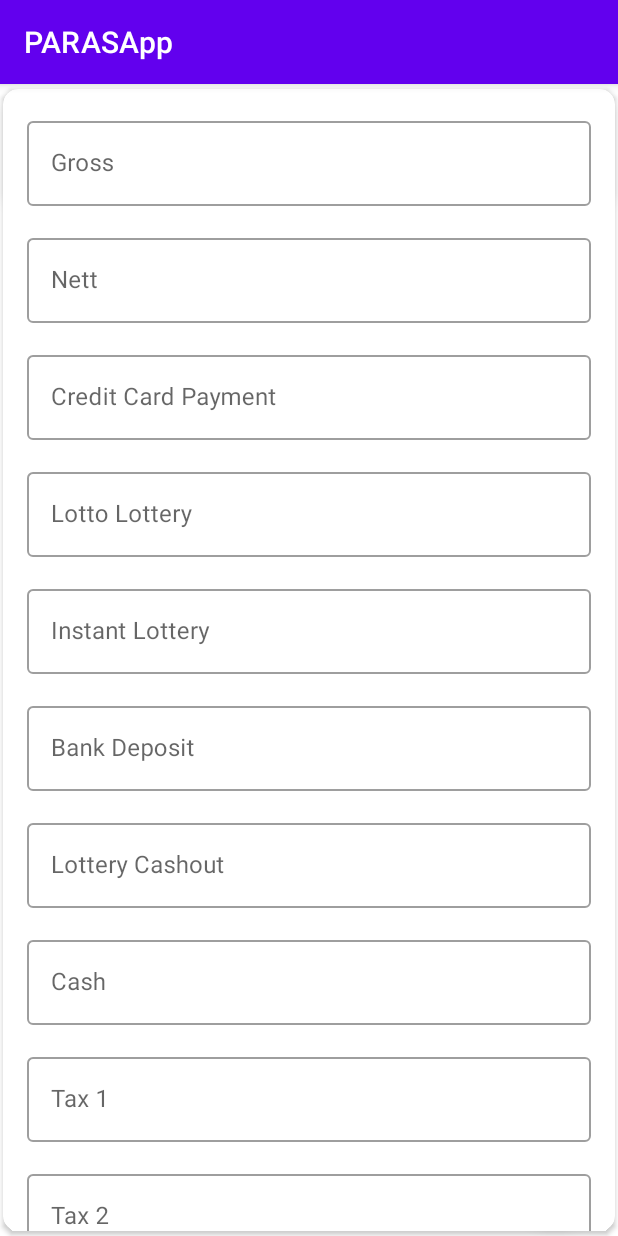
After one commit to urv1388/PARASApp, an Android app: the fragment AddDataFragment placed in its activity, on a phone screen of 412 x 824 dp. The commit adds this screen. Run offline under Robolectric (Android 15) with nearby library versions, the phone set to English and light mode, and no system bars; our stand-ins replace Firebase (no records; nobody signed in at launch, a user with empty details on screens opened directly).

Commit message:
Design add data view

```diff
--- a/app/build.gradle
+++ b/app/build.gradle
@@ -55,4 +55,5 @@ dependencies {
     testImplementation 'junit:junit:4.+'
     androidTestImplementation 'androidx.test.ext:junit:1.1.2'
     androidTestImplementation 'androidx.test.espresso:espresso-core:3.3.0'
+    implementation 'com.github.PhilJay:MPAndroidChart:v3.1.0'
 }
--- a/app/src/main/java/com/parasapp/core/ViewModelProviderFactory.kt
+++ b/app/src/main/java/com/parasapp/core/ViewModelProviderFactory.kt
@@ -4,14 +4,17 @@ import android.app.Application
 import androidx.lifecycle.ViewModel
 import androidx.lifecycle.ViewModelProvider
 import com.google.firebase.firestore.FirebaseFirestore
+import com.parasapp.ui.main.AddDataViewModel
 import com.parasapp.ui.main.MainViewModel
 
 class ViewModelProviderFactory(
-    val app: Application,val firestore: FirebaseFirestore
+    val app: Application, val firestore: FirebaseFirestore?
 ) : ViewModelProvider.Factory {
     override fun <T : ViewModel?> create(modelClass: Class<T>): T {
         if (modelClass.isAssignableFrom(MainViewModel::class.java)) {
-            return MainViewModel(app,firestore) as T
+            return MainViewModel(app, firestore) as T
+        } else if (modelClass.isAssignableFrom(AddDataViewModel::class.java)) {
+            return AddDataViewModel(app,firestore) as T
         }
         throw IllegalArgumentException("Unknown class name")
     }
--- /dev/null
+++ b/app/src/main/java/com/parasapp/ui/main/AddDataFragment.kt
@@ -0,0 +1,40 @@
+package com.parasapp.ui.main
+
+import android.os.Bundle
+import android.view.LayoutInflater
+import android.view.View
+import android.view.ViewGroup
+import androidx.fragment.app.Fragment
+import androidx.lifecycle.ViewModelProvider
+import com.parasapp.R
+import com.parasapp.core.ViewModelProviderFactory
+
+class AddDataFragment : Fragment() {
+
+    companion object {
+        fun newInstance() = AddDataFragment()
+    }
+
+    private lateinit var viewModel: AddDataViewModel
+
+    override fun onCreateView(
+        inflater: LayoutInflater, container: ViewGroup?,
+        savedInstanceState: Bundle?
+    ): View? {
+        return inflater.inflate(R.layout.add_data_fragment, container, false)
+    }
+
+    override fun onActivityCreated(savedInstanceState: Bundle?) {
+        super.onActivityCreated(savedInstanceState)
+        viewModel =
+            ViewModelProvider(
+                this,
+                ViewModelProviderFactory(requireActivity().application, null)
+            ).get(
+                AddDataViewModel::class.java
+            )
+
+
+    }
+
+}
--- /dev/null
+++ b/app/src/main/java/com/parasapp/ui/main/AddDataViewModel.kt
@@ -0,0 +1,10 @@
+package com.parasapp.ui.main
+
+import android.app.Application
+import androidx.lifecycle.AndroidViewModel
+import com.google.firebase.firestore.FirebaseFirestore
+
+class AddDataViewModel(application: Application, val firebaseFirestore: FirebaseFirestore?) :
+    AndroidViewModel(application) {
+
+}
--- a/app/src/main/java/com/parasapp/ui/main/MainActivity.kt
+++ b/app/src/main/java/com/parasapp/ui/main/MainActivity.kt
@@ -3,17 +3,16 @@ package com.parasapp.ui.main
 import android.os.Bundle
 import android.util.Log
 import androidx.appcompat.app.AppCompatActivity
-import androidx.appcompat.widget.SearchView
 import androidx.fragment.app.FragmentManager
 import com.parasapp.R
 import com.parasapp.utils.Constants
 import kotlinx.android.synthetic.main.activity_main.*
 import java.util.*
-import java.util.Calendar.*
 
 
 class MainActivity : AppCompatActivity() {
-    lateinit var searchView: SearchView
+    private lateinit var viewModel: AddDataViewModel
+
     val list = arrayListOf<String>()
     private val TAG = "MainActivity"
     override fun onCreate(savedInstanceState: Bundle?) {
@@ -29,11 +28,11 @@ class MainActivity : AppCompatActivity() {
                 StoreFragment.newInstance("stores"),
                 "my_store_fragment"
             ).commit()
-        showSalesOfMonth(getInstance())
+        showSalesOfMonth(Calendar.getInstance())
         val c: Calendar = Calendar.getInstance()
         for (i in Calendar.JANUARY..Calendar.DECEMBER) {
-            c.set(MONTH, i)
-            val c2: String? = c.getDisplayName(MONTH, LONG, Locale.US)
+            c.set(Calendar.MONTH, i)
+            val c2: String? = c.getDisplayName(Calendar.MONTH, Calendar.LONG, Locale.US)
             if (c2 != null) {
                 list.add(c2)
             }
@@ -68,13 +67,24 @@ class MainActivity : AppCompatActivity() {
 //        }
 //        initViewModelAndObserver()
 //        mainViewModel.getCollectionReference("stores/my_store_freeburg/sales")
+        floatingActionButtonAddData.setOnClickListener {
+            val fragment: AddDataFragment = AddDataFragment.newInstance()
+            supportFragmentManager.beginTransaction().replace(R.id.fragmentAddData, fragment)
+                .commit()
+        }
+
+
     }
 
     private fun showSalesOfMonth(calendar: Calendar) {
-        textViewSelectedMonth.text = calendar.getDisplayName(MONTH, LONG, Locale.US)
-        calendar.set(DATE, calendar.getActualMinimum(DATE))
+        textViewSelectedMonth.text = calendar.getDisplayName(
+            Calendar.MONTH,
+            Calendar.LONG,
+            Locale.US
+        )
+        calendar.set(Calendar.DATE, calendar.getActualMinimum(Calendar.DATE))
         val minimumDateRange = Constants.getDateOfCollection(calendar.time)
-        calendar.set(DATE, calendar.getActualMaximum(DATE))
+        calendar.set(Calendar.DATE, calendar.getActualMaximum(Calendar.DATE))
         val maximumDateRange = Constants.getDateOfCollection(calendar.time)
         supportFragmentManager.findFragmentByTag("my_sales_fragment")?.onDestroy()
         supportFragmentManager.beginTransaction()
@@ -93,12 +103,12 @@ class MainActivity : AppCompatActivity() {
 
     fun onClickMonthSelection(month: Int) {
         val calendar = Calendar.getInstance()
-        calendar.set(MONTH, month)
+        calendar.set(Calendar.MONTH, month)
 //        searchView.setQuery(calendar.getDisplayName(MONTH, LONG, Locale.US), true)
 //        searchView.onActionViewCollapsed();
         showSalesOfMonth(calendar)
     }
-//
+
 //    override fun onCreateOptionsMenu(menu: Menu): Boolean {
 //        menuInflater.inflate(R.menu.main_menu, menu)
 //        val myActionMenuItem: MenuItem = menu.findItem(R.id.action_search)
--- a/app/src/main/java/com/parasapp/ui/main/MainViewModel.kt
+++ b/app/src/main/java/com/parasapp/ui/main/MainViewModel.kt
@@ -16,7 +16,7 @@ import kotlinx.coroutines.delay
 import kotlinx.coroutines.launch
 import java.io.IOException
 
-class MainViewModel(application: Application, val firestore: FirebaseFirestore) :
+class MainViewModel(application: Application, val firestore: FirebaseFirestore?) :
     AndroidViewModel(application) {
 
     private val TAG = "MainViewModel"
@@ -32,7 +32,7 @@ class MainViewModel(application: Application, val firestore: FirebaseFirestore)
             delay(1500)
             try {
                 if (Utils.hasInternetConnection(getApplication())) {
-                    firestore.collection(path).get().addOnSuccessListener {
+                    firestore!!.collection(path).get().addOnSuccessListener {
                         Log.d(TAG, "getCollectionReference: ")
                         _collectionReferenceResponse.postValue(Resource.Success(it))
                     }.addOnFailureListener {
--- a/app/src/main/java/com/parasapp/utils/MyFirebaseMessagingService.kt
+++ b/app/src/main/java/com/parasapp/utils/MyFirebaseMessagingService.kt
@@ -27,7 +27,7 @@ class MyFirebaseMessagingService : FirebaseMessagingService() {
         }
 
         // Check if message contains a notification payload.
-        if (remoteMessage.getNotification() != null) {
+        if (remoteMessage.notification != null) {
             Log.d(TAG, "Message Notification Body: " + remoteMessage.getNotification()!!.getBody());
         }
     }
--- a/app/src/main/res/layout/activity_main.xml
+++ b/app/src/main/res/layout/activity_main.xml
@@ -51,7 +51,30 @@
         app:layout_constraintBottom_toBottomOf="parent"
         app:layout_constraintEnd_toEndOf="parent"
         app:layout_constraintStart_toStartOf="parent"
-        app:layout_constraintTop_toBottomOf="@+id/cardViewSelectedMonth" />
+        app:layout_constraintTop_toBottomOf="@+id/cardViewSelectedMonth">
 
 
+    </FrameLayout>
+
+
+    <com.google.android.material.floatingactionbutton.FloatingActionButton
+        android:id="@+id/floatingActionButtonAddData"
+        android:layout_width="wrap_content"
+        android:layout_height="wrap_content"
+        android:layout_margin="@dimen/text_margin"
+        android:contentDescription="@null"
+        app:layout_constraintBottom_toBottomOf="parent"
+        app:layout_constraintEnd_toEndOf="parent"
+        app:srcCompat="@android:drawable/ic_menu_add" />
+
+    <FrameLayout
+        android:id="@+id/fragmentAddData"
+        android:layout_width="match_parent"
+        android:layout_height="match_parent"
+        android:translationZ="@dimen/text_margin"
+        app:layout_constraintBottom_toBottomOf="parent"
+        app:layout_constraintEnd_toEndOf="parent"
+        app:layout_constraintStart_toStartOf="parent"
+        app:layout_constraintTop_toTopOf="parent" />
+
 </androidx.constraintlayout.widget.ConstraintLayout>
--- /dev/null
+++ b/app/src/main/res/layout/add_data_fragment.xml
@@ -0,0 +1,236 @@
+<?xml version="1.0" encoding="utf-8"?>
+<androidx.cardview.widget.CardView xmlns:android="http://schemas.android.com/apk/res/android"
+    xmlns:app="http://schemas.android.com/apk/res-auto"
+    xmlns:tools="http://schemas.android.com/tools"
+    android:layout_width="match_parent"
+    android:layout_height="match_parent"
+    app:cardCornerRadius="10dp"
+    app:cardElevation="@dimen/cardview_default_elevation"
+    app:cardPreventCornerOverlap="false"
+    app:cardUseCompatPadding="true"
+    tools:context=".ui.main.AddDataFragment">
+
+    <androidx.core.widget.NestedScrollView
+        android:layout_width="match_parent"
+        android:layout_height="match_parent"
+        android:fillViewport="true">
+
+        <androidx.constraintlayout.widget.ConstraintLayout
+            android:layout_width="match_parent"
+            android:layout_height="match_parent">
+
+
+            <com.google.android.material.textfield.TextInputLayout
+                android:id="@+id/textInputLayout2"
+                style="@style/TextInputLayoutStyle"
+                android:layout_width="match_parent"
+                android:layout_height="wrap_content"
+                android:layout_margin="@dimen/text_margin"
+                app:layout_constraintEnd_toEndOf="parent"
+                app:layout_constraintStart_toStartOf="parent"
+                app:layout_constraintTop_toTopOf="parent">
+
+                <com.google.android.material.textfield.TextInputEditText
+                    android:layout_width="match_parent"
+                    android:layout_height="wrap_content"
+                    android:hint="Gross"
+                    android:inputType="numberDecimal" />
+            </com.google.android.material.textfield.TextInputLayout>
+
+            <com.google.android.material.textfield.TextInputLayout
+                android:id="@+id/textInputLayout4"
+                style="@style/TextInputLayoutStyle"
+                android:layout_width="match_parent"
+                android:layout_height="wrap_content"
+                android:layout_margin="@dimen/text_margin"
+                app:layout_constraintEnd_toEndOf="parent"
+                app:layout_constraintStart_toStartOf="parent"
+                app:layout_constraintTop_toBottomOf="@+id/textInputLayout2">
+
+                <com.google.android.material.textfield.TextInputEditText
+                    android:layout_width="match_parent"
+                    android:layout_height="wrap_content"
+                    android:hint="Nett"
+                    android:inputType="numberDecimal" />
+            </com.google.android.material.textfield.TextInputLayout>
+
+            <com.google.android.material.textfield.TextInputLayout
+                android:id="@+id/textInputLayout6"
+                style="@style/TextInputLayoutStyle"
+                android:layout_width="match_parent"
+                android:layout_height="wrap_content"
+                android:layout_margin="@dimen/text_margin"
+                app:layout_constraintEnd_toEndOf="parent"
+                app:layout_constraintStart_toStartOf="parent"
+                app:layout_constraintTop_toBottomOf="@+id/textInputLayout4">
+
+                <com.google.android.material.textfield.TextInputEditText
+                    android:layout_width="match_parent"
+                    android:layout_height="wrap_content"
+                    android:hint="Credit Card Payment"
+                    android:inputType="numberDecimal" />
+            </com.google.android.material.textfield.TextInputLayout>
+
+            <com.google.android.material.textfield.TextInputLayout
+                android:id="@+id/textInputLayout8"
+                style="@style/TextInputLayoutStyle"
+                android:layout_width="match_parent"
+                android:layout_height="wrap_content"
+                android:layout_margin="@dimen/text_margin"
+                app:layout_constraintEnd_toEndOf="parent"
+                app:layout_constraintStart_toStartOf="parent"
+                app:layout_constraintTop_toBottomOf="@+id/textInputLayout6">
+
+                <com.google.android.material.textfield.TextInputEditText
+                    android:layout_width="match_parent"
+                    android:layout_height="wrap_content"
+                    android:hint="Lotto Lottery"
+                    android:inputType="numberDecimal" />
+            </com.google.android.material.textfield.TextInputLayout>
+
+            <com.google.android.material.textfield.TextInputLayout
+                android:id="@+id/textInputLayout10"
+                style="@style/TextInputLayoutStyle"
+                android:layout_width="match_parent"
+                android:layout_height="wrap_content"
+                android:layout_margin="@dimen/text_margin"
+                app:layout_constraintEnd_toEndOf="parent"
+                app:layout_constraintStart_toStartOf="parent"
+                app:layout_constraintTop_toBottomOf="@+id/textInputLayout8">
+
+                <com.google.android.material.textfield.TextInputEditText
+                    android:layout_width="match_parent"
+                    android:layout_height="wrap_content"
+                    android:hint="Instant Lottery"
+                    android:inputType="numberDecimal" />
+            </com.google.android.material.textfield.TextInputLayout>
+
+            <com.google.android.material.textfield.TextInputLayout
+                android:id="@+id/textInputLayout12"
+                style="@style/TextInputLayoutStyle"
+                android:layout_width="match_parent"
+                android:layout_height="wrap_content"
+                android:layout_margin="@dimen/text_margin"
+                app:layout_constraintEnd_toEndOf="parent"
+                app:layout_constraintStart_toStartOf="parent"
+                app:layout_constraintTop_toBottomOf="@+id/textInputLayout10">
+
+                <com.google.android.material.textfield.TextInputEditText
+                    android:layout_width="match_parent"
+                    android:layout_height="wrap_content"
+                    android:hint="Bank Deposit"
+                    android:inputType="numberDecimal" />
+            </com.google.android.material.textfield.TextInputLayout>
+
+            <com.google.android.material.textfield.TextInputLayout
+                android:id="@+id/textInputLayout14"
+                style="@style/TextInputLayoutStyle"
+                android:layout_width="match_parent"
+                android:layout_height="wrap_content"
+                android:layout_margin="@dimen/text_margin"
+                app:layout_constraintEnd_toEndOf="parent"
+                app:layout_constraintStart_toStartOf="parent"
+                app:layout_constraintTop_toBottomOf="@+id/textInputLayout12">
+
+                <com.google.android.material.textfield.TextInputEditText
+                    android:layout_width="match_parent"
+                    android:layout_height="wrap_content"
+                    android:hint="Lottery Cashout"
+                    android:inputType="numberDecimal" />
+            </com.google.android.material.textfield.TextInputLayout>
+
+            <com.google.android.material.textfield.TextInputLayout
+                android:id="@+id/textInputLayout16"
+                style="@style/TextInputLayoutStyle"
+                android:layout_width="match_parent"
+                android:layout_height="wrap_content"
+                android:layout_margin="@dimen/text_margin"
+                app:layout_constraintEnd_toEndOf="parent"
+                app:layout_constraintStart_toStartOf="parent"
+                app:layout_constraintTop_toBottomOf="@+id/textInputLayout14">
+
+                <com.google.android.material.textfield.TextInputEditText
+                    android:layout_width="match_parent"
+                    android:layout_height="wrap_content"
+                    android:hint="Cash"
+                    android:inputType="numberDecimal" />
+            </com.google.android.material.textfield.TextInputLayout>
+
+
+            <com.google.android.material.textfield.TextInputLayout
+                android:id="@+id/textInputLayout18"
+                style="@style/TextInputLayoutStyle"
+                android:layout_width="match_parent"
+                android:layout_height="wrap_content"
+                android:layout_margin="@dimen/text_margin"
+                app:layout_constraintEnd_toEndOf="parent"
+                app:layout_constraintStart_toStartOf="parent"
+                app:layout_constraintTop_toBottomOf="@+id/textInputLayout16">
+
+                <com.google.android.material.textfield.TextInputEditText
+                    android:layout_width="match_parent"
+                    android:layout_height="wrap_content"
+                    android:hint="Tax 1"
+                    android:inputType="numberDecimal" />
+            </com.google.android.material.textfield.TextInputLayout>
+
+            <com.google.android.material.textfield.TextInputLayout
+                android:id="@+id/textInputLayout20"
+                style="@style/TextInputLayoutStyle"
+                android:layout_width="match_parent"
+                android:layout_height="wrap_content"
+                android:layout_margin="@dimen/text_margin"
+                app:layout_constraintEnd_toEndOf="parent"
+                app:layout_constraintStart_toStartOf="parent"
+                app:layout_constraintTop_toBottomOf="@+id/textInputLayout18">
+
+                <com.google.android.material.textfield.TextInputEditText
+                    android:layout_width="match_parent"
+                    android:layout_height="wrap_content"
+                    android:hint="Tax 2"
+                    android:inputType="numberDecimal" />
+            </com.google.android.material.textfield.TextInputLayout>
+
+
+            <com.google.android.material.textfield.TextInputLayout
+                android:id="@+id/textInputLayout22"
+                style="@style/TextInputLayoutStyle"
+                android:layout_width="match_parent"
+                android:layout_height="wrap_content"
+                android:layout_margin="@dimen/text_margin"
+                app:layout_constraintEnd_toEndOf="parent"
+                app:layout_constraintStart_toStartOf="parent"
+                app:layout_constraintTop_toBottomOf="@+id/textInputLayout20">
+
+                <com.google.android.material.textfield.TextInputEditText
+                    android:layout_width="match_parent"
+                    android:layout_height="wrap_content"
+                    android:hint="Adjustment"
+                    android:inputType="numberDecimal" />
+            </com.google.android.material.textfield.TextInputLayout>
+
+            <Button
+                android:id="@+id/buttonCancel"
+                android:layout_width="wrap_content"
+                android:layout_height="wrap_content"
+                android:layout_margin="@dimen/text_margin"
+                android:text="Cancel"
+                app:layout_constraintEnd_toStartOf="@+id/buttonAdd"
+                app:layout_constraintStart_toStartOf="parent"
+                app:layout_constraintTop_toBottomOf="@+id/textInputLayout22" />
+
+            <Button
+                android:id="@+id/buttonAdd"
+                android:layout_width="wrap_content"
+                android:layout_height="wrap_content"
+                android:layout_margin="@dimen/text_margin"
+                android:text="Submit"
+                app:layout_constraintEnd_toEndOf="parent"
+                app:layout_constraintStart_toEndOf="@+id/buttonCancel"
+                app:layout_constraintTop_toBottomOf="@+id/textInputLayout22" />
+        </androidx.constraintlayout.widget.ConstraintLayout>
+
+    </androidx.core.widget.NestedScrollView>
+
+
+</androidx.cardview.widget.CardView>
--- a/app/src/main/res/values/themes.xml
+++ b/app/src/main/res/values/themes.xml
@@ -13,4 +13,8 @@
         <item name="android:statusBarColor" tools:targetApi="l">?attr/colorPrimaryVariant</item>
         <!-- Customize your theme here. -->
     </style>
+
+
+    <style name="TextInputLayoutStyle" parent="Widget.MaterialComponents.TextInputLayout.OutlinedBox"/>
+
 </resources>
--- a/build.gradle
+++ b/build.gradle
@@ -19,6 +19,7 @@ allprojects {
     repositories {
         google()
         jcenter()
+        maven { url 'https://jitpack.io' }
     }
 }
 
```
